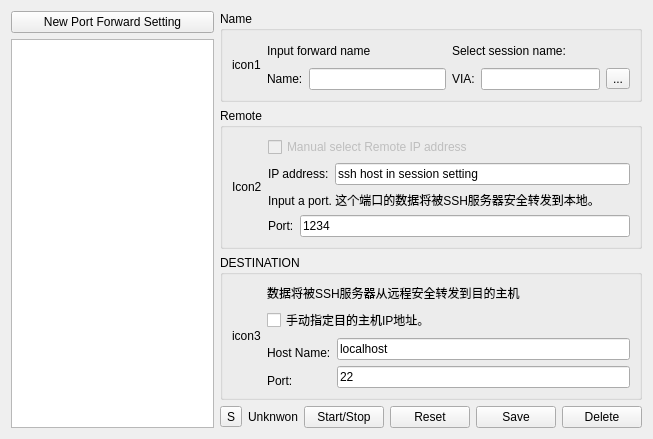
This is src/ui/forwardmanager.ui in kitech/nullfxp as Qt 5 draws it before an edit. The edited form follows.
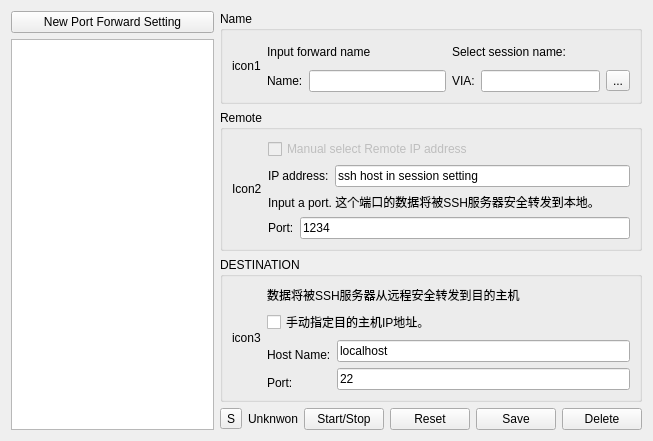
This is the edited form. Icons and pictures are not drawn.

Patch:
```diff
--- a/src/ui/forwardmanager.ui
+++ b/src/ui/forwardmanager.ui
@@ -7,7 +7,7 @@
     <x>0</x>
     <y>0</y>
     <width>653</width>
-    <height>439</height>
+    <height>441</height>
    </rect>
   </property>
   <property name="windowTitle">
```
Left out of the diff: 2 changed lines with no effect on the pictures.
